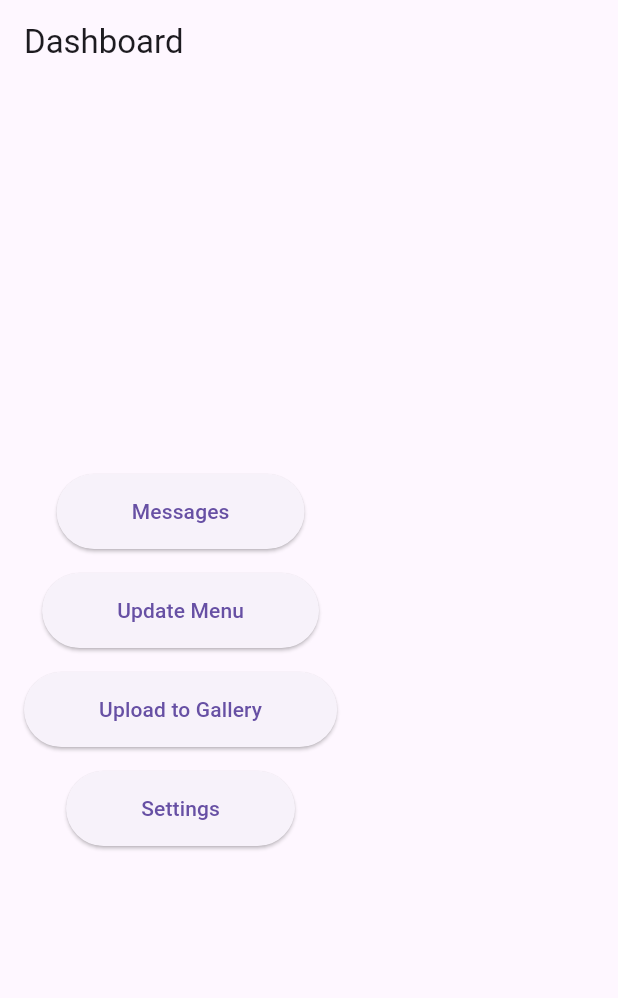
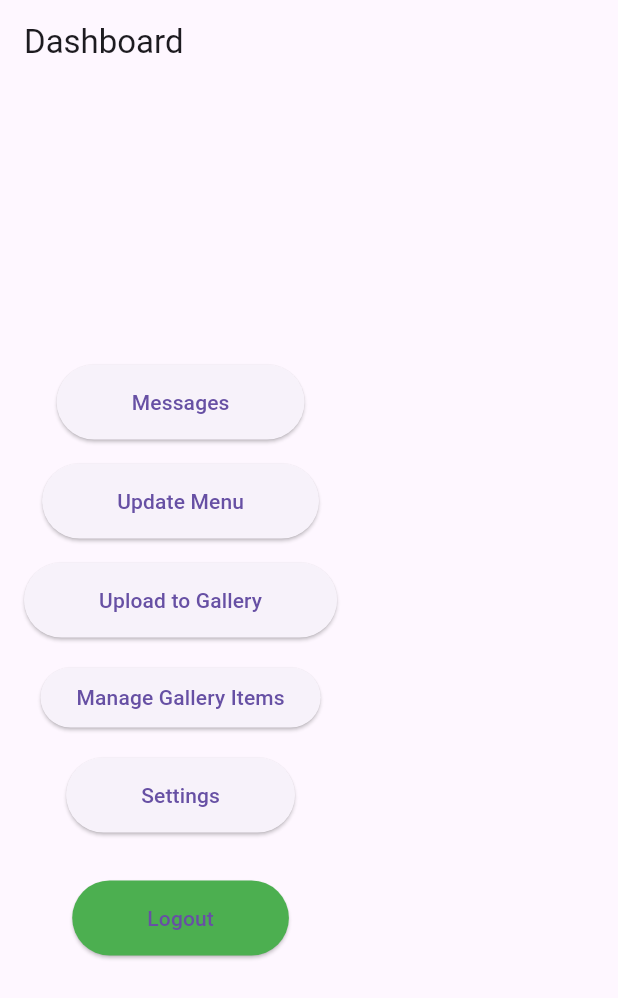
Before and after one commit to EdiGich/dtc_content_manager, a Flutter app: the DashboardPage screen opened directly, on a phone screen of 412 x 824 dp. Shown: the top 998 px of the screen. Run offline on Flutter 3.47's test engine with Material 3 defaults, Android fonts, the phone set to English and light mode, and no system bars; our stand-ins replace get, get_storage, image_picker; accounts and stored records are empty.

Commit message:
Admin gallery management navigation added on dashboard too. Clear field on image upload in galleryUpload.

```diff
--- a/dtc_content_manager/lib/controllers/login_controller.dart
+++ b/dtc_content_manager/lib/controllers/login_controller.dart
@@ -54,6 +54,7 @@
 import 'package:get/get.dart';
 import 'package:dtc_content_manager/services/auth_service.dart';
 import 'package:dtc_content_manager/views/dashboard_page.dart';
+import 'package:dtc_content_manager/views/login_page.dart';
 import 'package:get_storage/get_storage.dart';
 
 class LoginController extends GetxController {
@@ -70,7 +71,7 @@ class LoginController extends GetxController {
       // Call the login method from AuthService
       final tokenData =
           await _authService.login(username.value, password.value);
-      // Handle the token (you can store it using shared preferences or other storage)
+      // Handle the token
       // ignore: avoid_print
 
       //storing of the token securely in GetStorage
@@ -86,4 +87,15 @@ class LoginController extends GetxController {
       isLoading.value = false;
     }
   }
+
+  Future<void> logout() async {
+    try {
+      // Clear the stored token
+      await storage.remove('authToken');
+      Get.snackbar('Logout Success', 'You have been logged out');
+      Get.offAll(LoginPage()); // Navigate back to the login page
+    } catch (e) {
+      Get.snackbar('Logout Failed', e.toString());
+    }
+  }
 }
--- a/dtc_content_manager/lib/views/dashboard_page.dart
+++ b/dtc_content_manager/lib/views/dashboard_page.dart
@@ -6,8 +6,12 @@ import 'messages_page.dart';
 import 'menu_update_page.dart';
 import 'gallery_upload_page.dart';
 import 'settings_page.dart';
+import '../controllers/login_controller.dart';
+import 'gallery_management_page.dart';
 
 class DashboardPage extends StatelessWidget {
+  final LoginController loginController = Get.find<LoginController>();
+
   @override
   Widget build(BuildContext context) {
     return Scaffold(
@@ -47,6 +51,18 @@ class DashboardPage extends StatelessWidget {
             ),
             SizedBox(height: 16),
 
+            //Manage Gallery Items
+            ElevatedButton(
+              onPressed: () {
+                Navigator.push(
+                  context,
+                  MaterialPageRoute(builder: (context) => AdminGalleryManagementPage()),
+                );
+              },
+              child: Text("Manage Gallery Items"),
+            ),
+
+            SizedBox(height: 16),
             // Button for Settings Page
             ElevatedButton(
               onPressed: () => Get.to(() => SettingsPage()),
@@ -55,6 +71,18 @@ class DashboardPage extends StatelessWidget {
                 padding: EdgeInsets.symmetric(horizontal: 50, vertical: 15),
               ),
             ),
+
+
+            SizedBox(height: 32),
+
+            //logout button
+            ElevatedButton(
+              onPressed: () => loginController.logout(),
+              child: Text('Logout'),
+              style: ElevatedButton.styleFrom(
+                padding: EdgeInsets.symmetric(horizontal: 50, vertical: 15), backgroundColor: Colors.green,
+              ),
+            ),
           ],
         ),
       ),
```
Also changed, not shown: dtc_content_manager/lib/views/gallery_upload_page.dart (+7 -0 lines).
